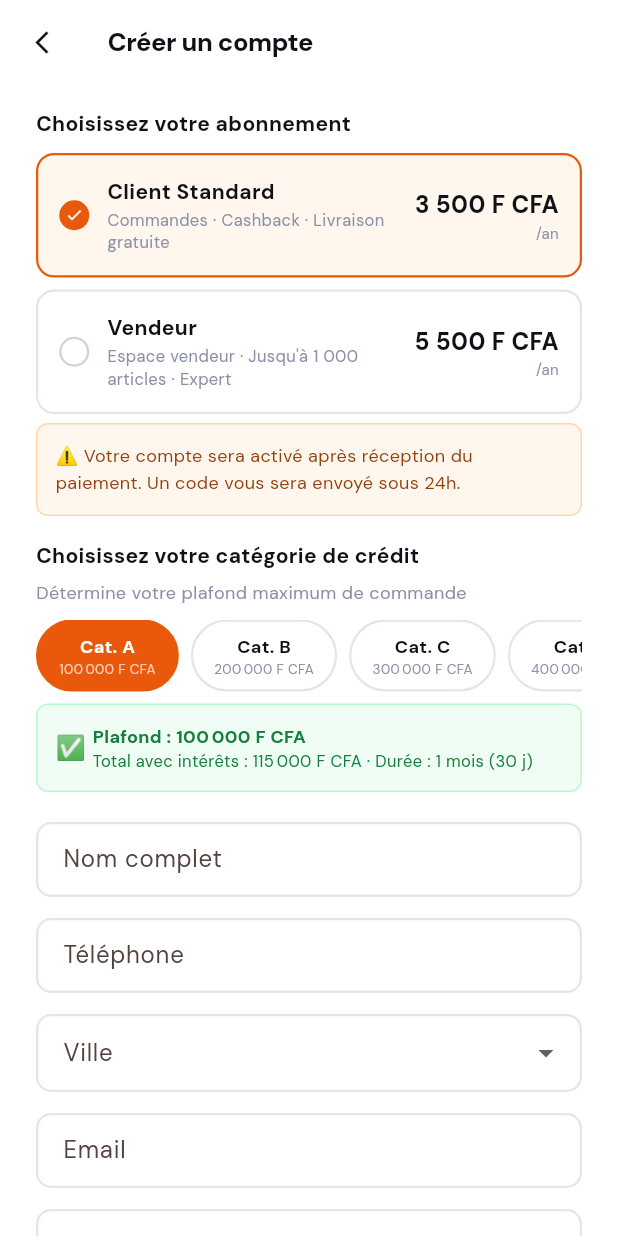
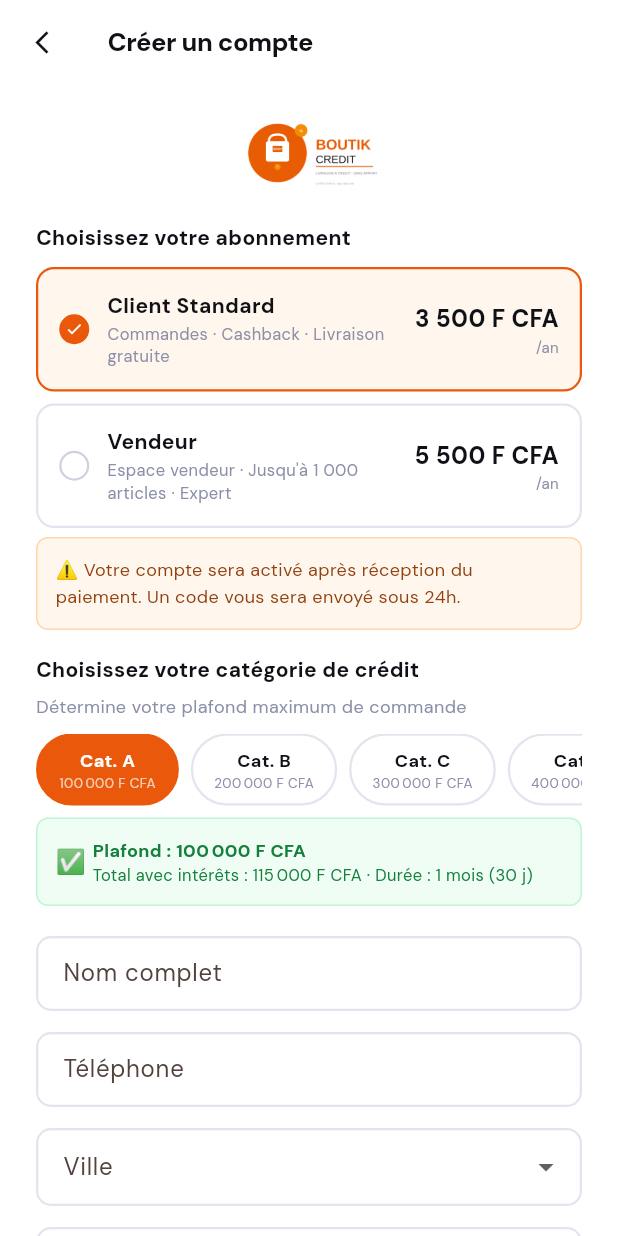
Before and after one commit to egcsarlusociete-art/boutikcredit, a Flutter app: the RegisterScreen screen opened by its route, on a phone screen of 412 x 824 dp. Run offline on Flutter 3.47's test engine with Material 3 defaults, Android fonts, the phone set to English and light mode, and no system bars; our stand-ins replace cached_network_image, cloud_firestore, firebase_auth, firebase_core, flutter_riverpod, go_router and 4 more; accounts and stored records are empty.

Commit message:
feat: logo BoutikCredit dans login + register + assets

```diff
--- a/lib/screens/auth/register_screen.dart
+++ b/lib/screens/auth/register_screen.dart
@@ -50,6 +50,8 @@ class _RegisterScreenState extends State<RegisterScreen> {
       body: SingleChildScrollView(
         padding: const EdgeInsets.symmetric(horizontal: 24, vertical: 16),
         child: Form(key: _form, child: Column(crossAxisAlignment: CrossAxisAlignment.start, children: [
+          Center(child: Image.asset('assets/images/logo_boutikcredit.png', height: 60)),
+          const SizedBox(height: 16),
           // Plan choice
           const Text('Choisissez votre abonnement', style: TextStyle(fontSize: 14, fontWeight: FontWeight.w700, color: EgcColors.ink)),
           const SizedBox(height: 10),
```
Also changed, not shown: assets/images/logo_boutikcredit.png (added).
